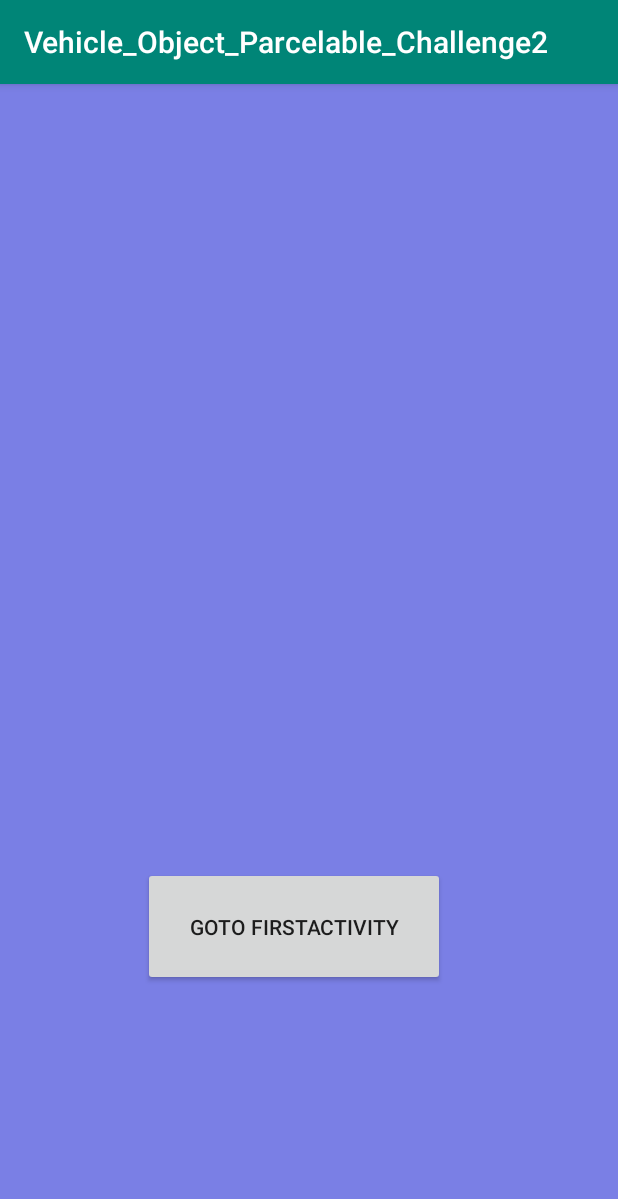
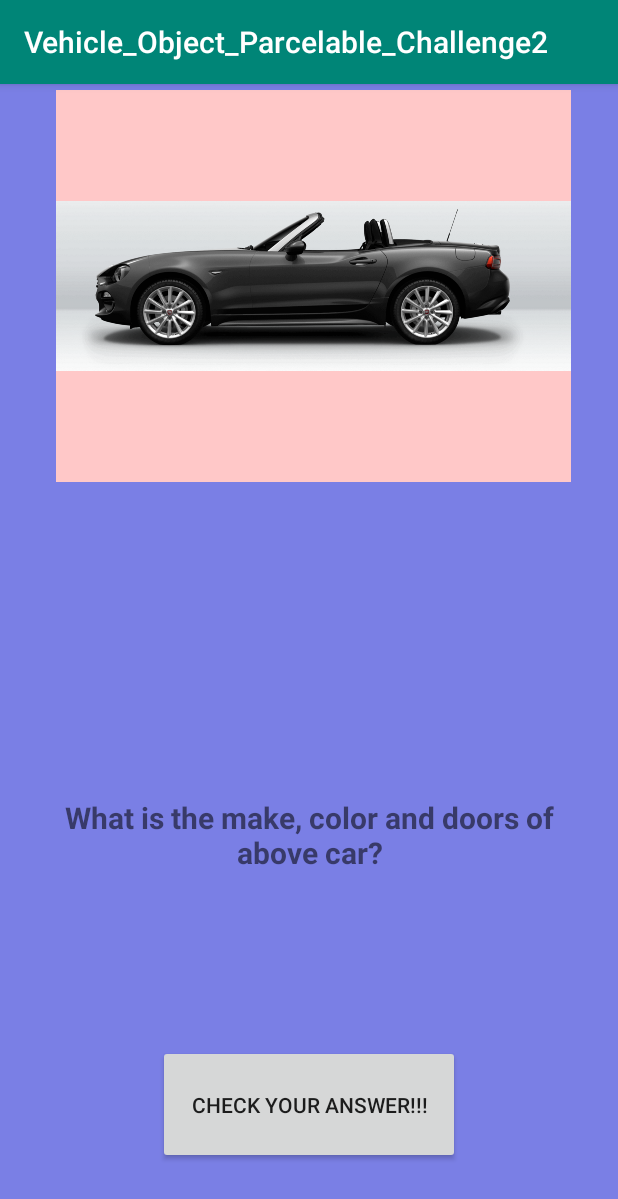
Before and after one commit to kirannep/Parcelable_vehicle_challenge_Android, an Android app: the screen it shows after launch (SecondActivity), after a tap on "GO", on a phone screen of 412 x 824 dp. Shown: the top 1199 px of the screen. Run offline under Robolectric (Android 15) with nearby library versions, the phone set to English and light mode, and no system bars.

Commit message:
Implemented animation on image

```diff
--- a/app/src/main/java/com/example/vehicle_object_parcelable_challenge2/MainActivity.java
+++ b/app/src/main/java/com/example/vehicle_object_parcelable_challenge2/MainActivity.java
@@ -12,11 +12,13 @@ import android.widget.TextView;
 public class MainActivity extends AppCompatActivity {
     private TextView display_vehicleInfo;
     private Button goto_secondActivity;
+    private TextView start;
     @Override
     protected void onCreate(Bundle savedInstanceState) {
         super.onCreate(savedInstanceState);
         setContentView(R.layout.activity_main);
         display_vehicleInfo = findViewById(R.id.display_vehicleInfo_tv);
+        start = findViewById(R.id.tv_quiz);
         goto_secondActivity = findViewById(R.id.goto_secondActivity);
         goto_secondActivity.setOnClickListener(new View.OnClickListener() {
             @Override
@@ -34,6 +36,8 @@ public class MainActivity extends AppCompatActivity {
             if (resultCode == RESULT_OK){
                 Vehicle car = data.getParcelableExtra("vehicleInfo");
                 display_vehicleInfo.setText("This Vehicle is of "+car.getMake()+" brand with "+car.getColor()+" color and has "+car.getNum_of_doors()+" doors");
+                display_vehicleInfo.setVisibility(View.VISIBLE);
+                start.setVisibility(View.INVISIBLE);
             }
             if (resultCode == RESULT_CANCELED){
 
--- a/app/src/main/java/com/example/vehicle_object_parcelable_challenge2/SecondActivity.java
+++ b/app/src/main/java/com/example/vehicle_object_parcelable_challenge2/SecondActivity.java
@@ -2,17 +2,35 @@ package com.example.vehicle_object_parcelable_challenge2;
 
 import androidx.appcompat.app.AppCompatActivity;
 
+import android.animation.ArgbEvaluator;
+import android.animation.ObjectAnimator;
+import android.animation.ValueAnimator;
 import android.content.Intent;
+import android.graphics.Color;
 import android.os.Bundle;
 import android.view.View;
+import android.view.animation.Animation;
 import android.widget.Button;
+import android.widget.ImageView;
+
+import static android.view.View.VISIBLE;
+import static android.view.animation.Animation.*;
 
 public class SecondActivity extends AppCompatActivity {
     private Button goto_firstactivity;
+    private ImageView car;
     @Override
     protected void onCreate(Bundle savedInstanceState) {
         super.onCreate(savedInstanceState);
         setContentView(R.layout.activity_second);
+        car = findViewById(R.id.iv_car);
+        ObjectAnimator blink = ObjectAnimator.ofInt(car, "backgroundColor",Color.WHITE,Color.RED,Color.WHITE);
+        blink.setDuration(1000);
+        blink.setEvaluator(new ArgbEvaluator());
+        blink.setRepeatMode(ValueAnimator.REVERSE);
+        blink.setRepeatCount(ValueAnimator.INFINITE);
+        blink.start();
+
         goto_firstactivity = findViewById(R.id.goto_firstActivity);
         goto_firstactivity.setOnClickListener(new View.OnClickListener() {
             @Override
--- a/app/src/main/res/layout/activity_second.xml
+++ b/app/src/main/res/layout/activity_second.xml
@@ -12,15 +12,40 @@
         android:layout_width="@dimen/btn_layout_width"
         android:layout_height="@dimen/btn_layout_height"
         android:layout_marginStart="@dimen/btn_marginStart"
-        android:layout_marginTop="@dimen/btn_layout_marginTop"
         android:layout_marginEnd="@dimen/btn_layout_marginEnd"
-        android:layout_marginBottom="@dimen/btn_layout_marginBottom"
+        android:layout_marginBottom="48dp"
         android:text="@string/goto_firstactivity_text"
         app:layout_constraintBottom_toBottomOf="parent"
         app:layout_constraintEnd_toEndOf="parent"
-        app:layout_constraintHorizontal_bias="0.448"
+        app:layout_constraintStart_toStartOf="parent" />
+
+    <ImageView
+        android:id="@+id/iv_car"
+        android:layout_width="343dp"
+        android:layout_height="261dp"
+        android:layout_marginStart="8dp"
+        android:layout_marginTop="4dp"
+        android:layout_marginBottom="10dp"
+        android:layout_marginEnd="8dp"
+        android:src="@drawable/ford"
+        app:layout_constraintEnd_toEndOf="parent"
+        app:layout_constraintHorizontal_bias="0.555"
         app:layout_constraintStart_toStartOf="parent"
-        app:layout_constraintTop_toTopOf="parent"
-        app:layout_constraintVertical_bias="0.764" />
+        app:layout_constraintTop_toTopOf="parent" />
+
+    <TextView
+        android:id="@+id/textView"
+        android:layout_width="326dp"
+        android:layout_height="112dp"
+        android:layout_marginStart="8dp"
+        android:layout_marginEnd="8dp"
+        android:layout_marginBottom="84dp"
+        android:textSize="20sp"
+        android:textStyle="bold"
+        android:text="What is the make, color and doors of above car?"
+        android:gravity="center"
+        app:layout_constraintBottom_toTopOf="@+id/goto_firstActivity"
+        app:layout_constraintEnd_toEndOf="parent"
+        app:layout_constraintStart_toStartOf="parent" />
 
 </androidx.constraintlayout.widget.ConstraintLayout>
--- a/app/src/main/res/values/strings.xml
+++ b/app/src/main/res/values/strings.xml
@@ -1,5 +1,5 @@
 <resources>
     <string name="app_name">Vehicle_Object_Parcelable_Challenge2</string>
     <string name="goto_secondActivity_text">GO</string>
-    <string name="goto_firstactivity_text">Goto FirstActivity</string>
+    <string name="goto_firstactivity_text">Check your Answer!!!</string>
 </resources>
```
Also changed, not shown: app/src/main/res/layout/activity_main.xml (+28 -14 lines), app/src/main/res/drawable/ford.png (added).
